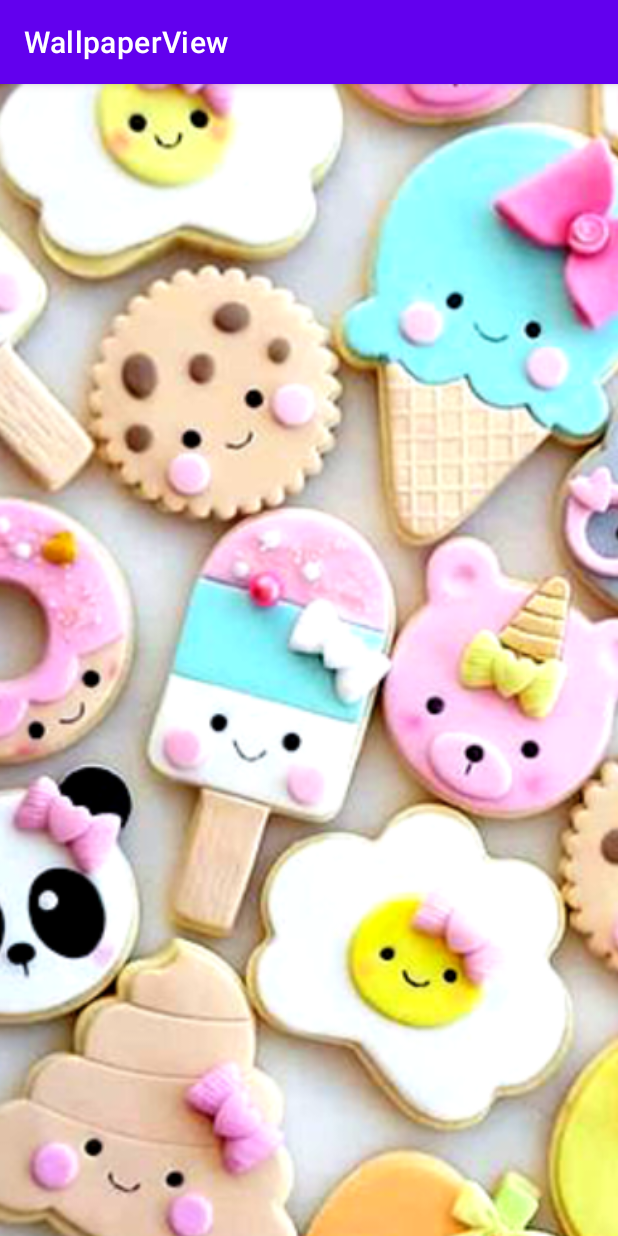
After one commit to omi-72/WallpaperView_CIT, an Android app: the FullActivity screen opened directly, with no data from a screen before it, on a phone screen of 412 x 824 dp. The commit adds this screen. Run offline under Robolectric (Android 15) with nearby library versions, the phone set to English and light mode, and no system bars.

Commit message:
create empty activity for showing individual wallpaper another activity

```diff
--- a/app/src/main/AndroidManifest.xml
+++ b/app/src/main/AndroidManifest.xml
@@ -3,7 +3,7 @@
     xmlns:tools="http://schemas.android.com/tools"
     package="com.example.wallpaperview">
 
-    <uses-permission android:name="android.permission.INTERNET"/>
+    <uses-permission android:name="android.permission.INTERNET" />
 
     <application
         android:allowBackup="true"
@@ -16,6 +16,9 @@
         android:theme="@style/Theme.WallpaperView"
         tools:targetApi="31">
         <activity
+            android:name=".FullActivity"
+            android:exported="false" />
+        <activity
             android:name=".MainActivity"
             android:exported="true">
             <intent-filter>
--- /dev/null
+++ b/app/src/main/java/com/example/wallpaperview/FullActivity.java
@@ -0,0 +1,23 @@
+package com.example.wallpaperview;
+
+import androidx.appcompat.app.AppCompatActivity;
+
+import android.os.Bundle;
+import android.widget.ImageView;
+import android.widget.TextView;
+
+public class FullActivity extends AppCompatActivity {
+
+    public ImageView imageView;
+    public TextView nameText;
+
+    @Override
+    protected void onCreate(Bundle savedInstanceState) {
+        super.onCreate(savedInstanceState);
+        setContentView(R.layout.activity_full);
+
+        imageView= findViewById(R.id.wallpaper);
+        nameText= findViewById(R.id.wallName);
+
+    }
+}
--- /dev/null
+++ b/app/src/main/res/layout/activity_full.xml
@@ -0,0 +1,38 @@
+<?xml version="1.0" encoding="utf-8"?>
+<androidx.constraintlayout.widget.ConstraintLayout xmlns:android="http://schemas.android.com/apk/res/android"
+    xmlns:app="http://schemas.android.com/apk/res-auto"
+    xmlns:tools="http://schemas.android.com/tools"
+    android:layout_width="match_parent"
+    android:layout_height="match_parent"
+    tools:context=".FullActivity">
+
+    <ImageView
+        android:id="@+id/wallpaper"
+        android:scaleType="centerCrop"
+        app:layout_constraintDimensionRatio="1:2"
+        android:src="@drawable/cute"
+        app:layout_constraintStart_toStartOf="parent"
+        app:layout_constraintTop_toTopOf="parent"
+        android:layout_width="wrap_content"
+        android:layout_height="0dp"/>
+
+    <TextView
+        android:id="@+id/wallName"
+        android:text="Name"
+        android:layout_width="wrap_content"
+        android:layout_height="wrap_content"
+        android:padding="8dp"
+        android:textColor="@color/purple_200"
+        android:textStyle="bold"
+        android:drawableStart="@drawable/ic_baseline_adjust_24"
+        android:includeFontPadding="false"
+        android:gravity="center"
+        android:drawablePadding="5dp"
+        android:drawableTint="@color/purple_200"
+        android:textSize="20sp"
+        app:layout_constraintBottom_toBottomOf="@id/wallpaper"
+        app:layout_constraintStart_toStartOf="@id/wallpaper"/>
+
+
+
+</androidx.constraintlayout.widget.ConstraintLayout>
```
Also changed, not shown: app/src/main/java/com/example/wallpaperview/WallpaperAdapter.java (line endings or trailing spaces).
